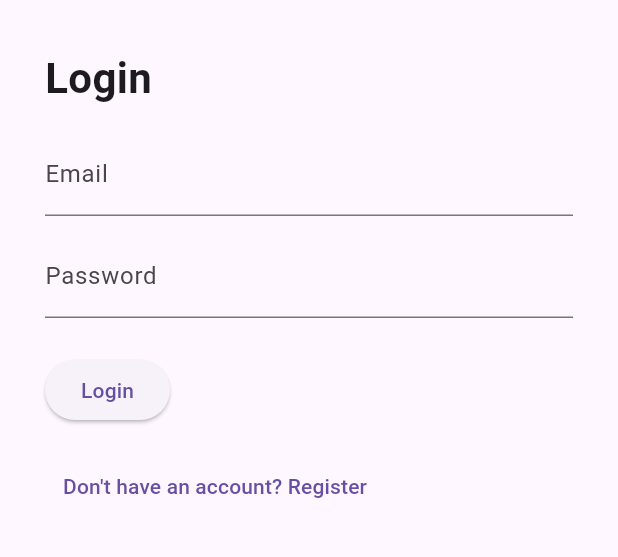
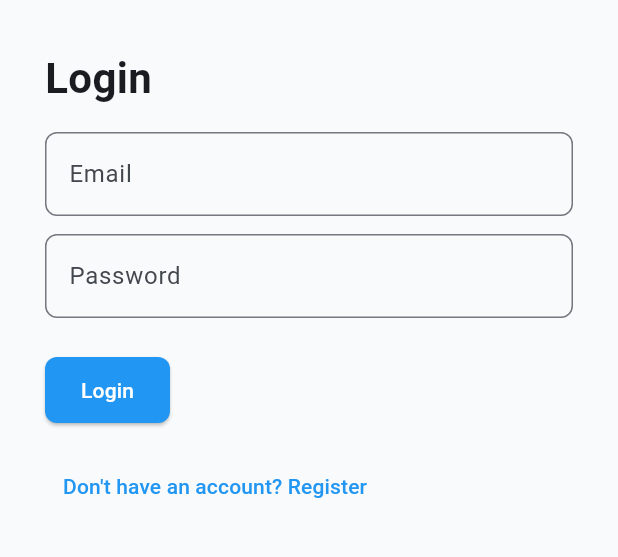
Before and after one commit to RichardOwen2/flutter_notes_app, a Flutter app: the screen it shows after launch, on a phone screen of 412 x 824 dp, the part 459-1016 px from its top. Run offline on Flutter 3.47's test engine with Material 3 defaults, Android fonts, the phone set to English and light mode, and no system bars; our stand-ins replace flutter_bloc, flutter_secure_storage, get_it, go_router, introduction_screen.

Commit message:
feat: adding theme

```diff
--- a/lib/main.dart
+++ b/lib/main.dart
@@ -5,6 +5,7 @@ import 'package:notes_app_2/blocs/auth/auth_bloc.dart';
 import 'package:notes_app_2/blocs/note/note_bloc.dart';
 import 'package:notes_app_2/repositories/auth_repository.dart';
 import 'package:notes_app_2/repositories/note_repository.dart';
+import 'package:notes_app_2/theme/app_theme.dart';
 import 'injection_container.dart';
 import 'routes/app_router.dart';
 
@@ -40,6 +41,9 @@ class MyApp extends StatelessWidget {
         routerDelegate: router.routerDelegate,
         routeInformationParser: router.routeInformationParser,
         routeInformationProvider: router.routeInformationProvider,
+        theme: AppTheme.light, // ✅ Custom theme
+        darkTheme: AppTheme.dark, // 🌙 Optional: dark mode support
+        themeMode: ThemeMode.system,
       ),
     );
   }
--- /dev/null
+++ b/lib/theme/app_theme.dart
@@ -0,0 +1,43 @@
+import 'package:flutter/material.dart';
+
+class AppTheme {
+  static final light = ThemeData(
+    useMaterial3: true,
+    brightness: Brightness.light,
+    colorSchemeSeed: Colors.blue,
+    scaffoldBackgroundColor: const Color(0xFFF9FAFB),
+    appBarTheme: const AppBarTheme(
+      elevation: 0,
+      backgroundColor: Colors.white,
+      foregroundColor: Colors.black,
+      titleTextStyle: TextStyle(fontSize: 20, fontWeight: FontWeight.bold),
+    ),
+    inputDecorationTheme: InputDecorationTheme(
+      border: OutlineInputBorder(borderRadius: BorderRadius.circular(8)),
+      focusedBorder: OutlineInputBorder(
+        borderSide: const BorderSide(color: Colors.blue),
+        borderRadius: BorderRadius.circular(8),
+      ),
+    ),
+    textButtonTheme: TextButtonThemeData(
+      style: TextButton.styleFrom(
+        foregroundColor: Colors.blue,
+      ),
+    ),
+    elevatedButtonTheme: ElevatedButtonThemeData(
+      style: ElevatedButton.styleFrom(
+        backgroundColor: Colors.blue,
+        foregroundColor: Colors.white,
+        shape: RoundedRectangleBorder(borderRadius: BorderRadius.circular(8)),
+        padding: const EdgeInsets.symmetric(horizontal: 24, vertical: 12),
+      ),
+    ),
+  );
+
+  static final dark = ThemeData(
+    useMaterial3: true,
+    brightness: Brightness.dark,
+    scaffoldBackgroundColor: const Color(0xFF121212),
+    colorSchemeSeed: Colors.blue,
+  );
+}
```
Also changed, not shown: lib/pages/onboarding_page.dart (added, +59 -0 lines), pubspec.yaml (+10 -0 lines), pubspec.lock.
